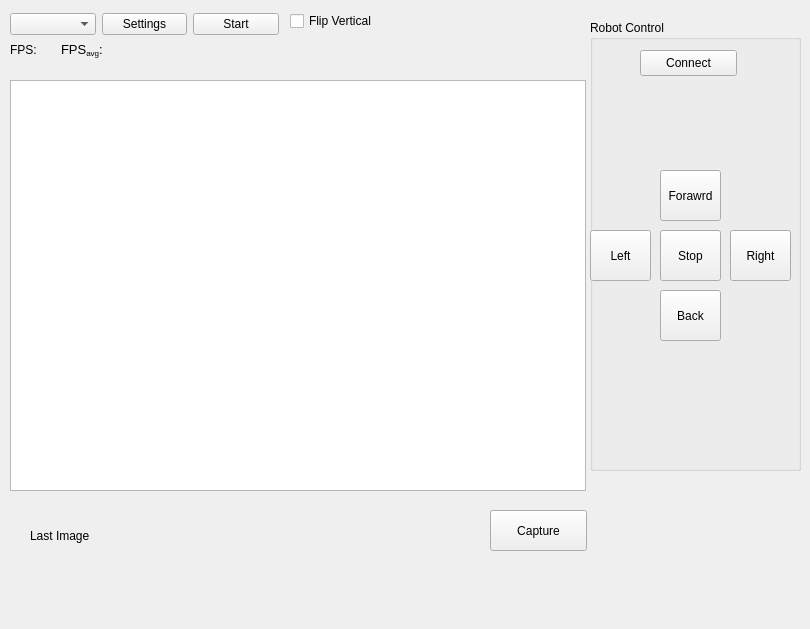
This is imagecapture.ui in rajithavk/frontend as Qt 5 draws it before an edit. The edited form follows.
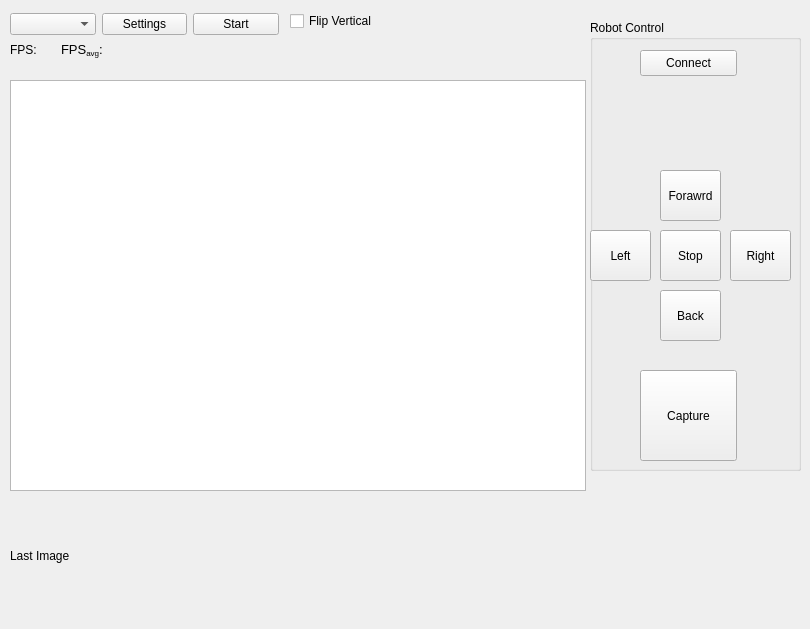
This is the edited form. Custom widgets are drawn as their Qt base class.

```diff
--- a/imagecapture.ui
+++ b/imagecapture.ui
@@ -96,24 +96,11 @@
     </rect>
    </property>
   </widget>
-  <widget class="QPushButton" name="pushButton">
-   <property name="geometry">
-    <rect>
-     <x>490</x>
-     <y>510</y>
-     <width>97</width>
-     <height>41</height>
-    </rect>
-   </property>
-   <property name="text">
-    <string>Capture</string>
-   </property>
-  </widget>
   <widget class="QLabel" name="labelLastImage">
    <property name="geometry">
     <rect>
-     <x>30</x>
-     <y>480</y>
+     <x>10</x>
+     <y>500</y>
      <width>131</width>
      <height>111</height>
     </rect>
@@ -212,6 +199,19 @@
      <string>Back</string>
     </property>
    </widget>
+   <widget class="QPushButton" name="pushButton">
+    <property name="geometry">
+     <rect>
+      <x>50</x>
+      <y>350</y>
+      <width>97</width>
+      <height>91</height>
+     </rect>
+    </property>
+    <property name="text">
+     <string>Capture</string>
+    </property>
+   </widget>
   </widget>
   <widget class="QCheckBox" name="chkFilp">
    <property name="geometry">
```
